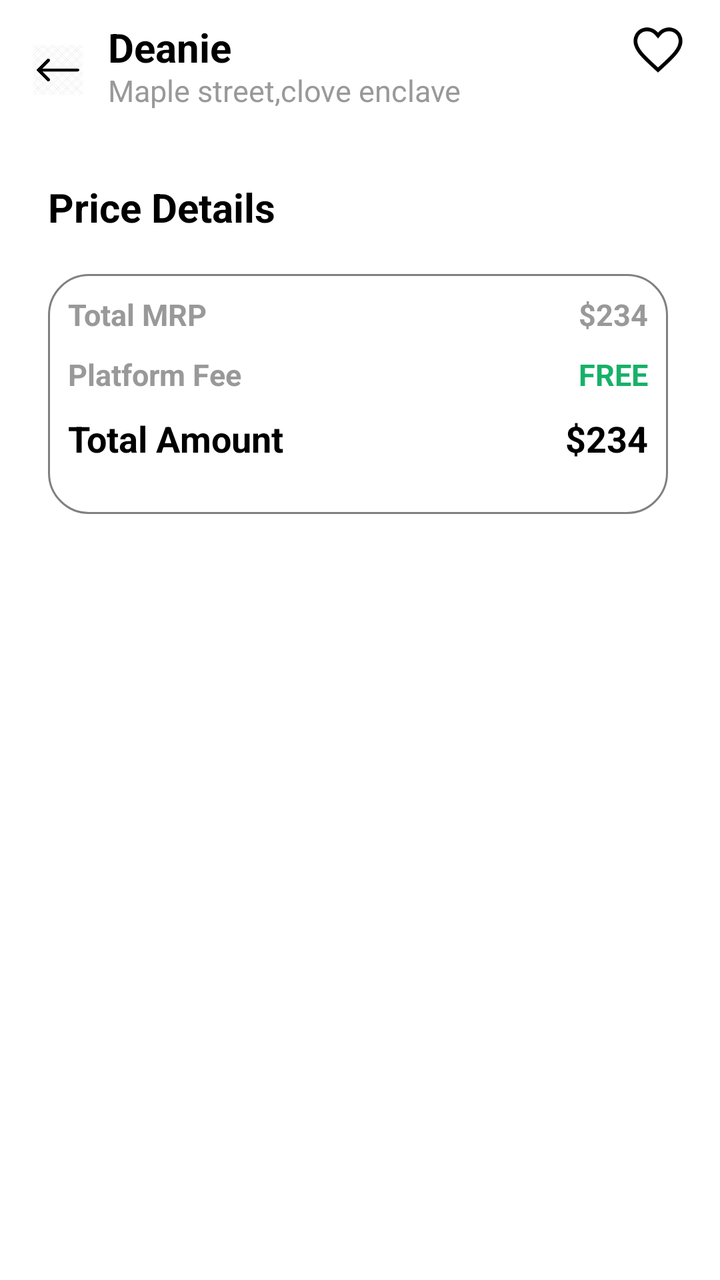
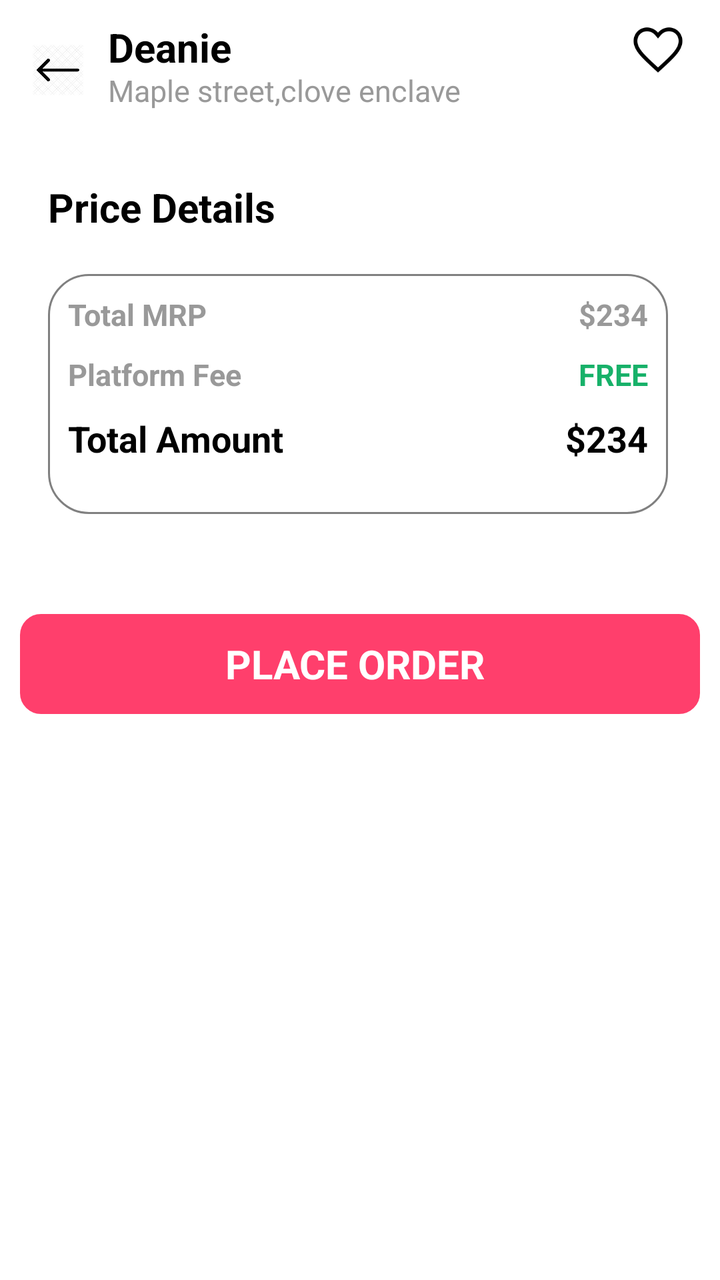

Screens rendered from an Android XML layout before and after an edit, with the pre-edit source and the edit as a unified diff.
<!-- AndroidManifest.xml: application theme Theme.Basics -->
<!-- res/layout/activity_cart.xml -->
<?xml version="1.0" encoding="utf-8"?>
<ScrollView xmlns:android="http://schemas.android.com/apk/res/android"
    xmlns:app="http://schemas.android.com/apk/res-auto"
    xmlns:tools="http://schemas.android.com/tools"
    android:id="@+id/scroll"
    android:layout_width="match_parent"
    android:layout_height="wrap_content"
    android:layout_marginBottom="10dp"
    android:background="#FFFFFF"
    android:fitsSystemWindows="true">

    <androidx.constraintlayout.widget.ConstraintLayout xmlns:android="http://schemas.android.com/apk/res/android"
        xmlns:app="http://schemas.android.com/apk/res-auto"
        android:layout_width="match_parent"
        android:layout_height="match_parent"
        android:background="#FFFFFF"
        android:fitsSystemWindows="true"
        android:padding="10dp">

        <ImageView
            android:id="@+id/backArrow"
            android:layout_width="30dp"
            android:layout_height="50dp"
            android:layout_marginStart="4dp"
            android:layout_weight="1"
            android:padding="2dp"
            android:src="@drawable/leftarrow"
            app:layout_constraintEnd_toStartOf="@id/addressHeadName"
            app:layout_constraintStart_toStartOf="parent"
            app:layout_constraintTop_toTopOf="parent" />

        <TextView
            android:id="@+id/addressHeadName"
            android:layout_width="wrap_content"
            android:layout_height="25dp"
            android:layout_marginStart="10dp"
            android:gravity="center"
            android:text="Deanie"
            android:textColor="@color/black"
            android:textSize="20sp"
            android:textStyle="bold"
            app:layout_constraintStart_toEndOf="@id/backArrow"
            app:layout_constraintTop_toTopOf="parent" />

        <TextView
            android:id="@+id/address"
            android:layout_width="wrap_content"
            android:layout_height="25dp"
            android:layout_marginStart="10dp"
            android:text="Maple street,clove enclave"
            android:textColor="#999999"
            android:textSize="15sp"
            app:layout_constraintStart_toEndOf="@id/backArrow"
            app:layout_constraintTop_toBottomOf="@id/addressHeadName" />

        <ImageView
            android:id="@+id/wishlistIcon"
            android:layout_width="30dp"
            android:layout_height="30dp"
            android:layout_marginStart="15dp"
            android:layout_marginEnd="6dp"
            android:scaleType="centerCrop"
            android:src="@drawable/heart"
            app:layout_constraintEnd_toEndOf="parent"
            app:layout_constraintTop_toTopOf="parent"
            app:tint="@color/black" />

        <androidx.recyclerview.widget.RecyclerView
            android:id="@+id/recyclerView"
            android:layout_width="0dp"
            android:layout_height="wrap_content"
            android:layout_marginTop="10dp"
            android:layout_marginBottom="10dp"
            app:layout_constraintEnd_toEndOf="parent"
            app:layout_constraintStart_toStartOf="@id/backArrow"
            app:layout_constraintTop_toBottomOf="@id/backArrow" />

        <TextView
            android:id="@+id/priceDetails"
            android:layout_width="wrap_content"
            android:layout_height="wrap_content"
            android:layout_marginStart="10dp"
            android:layout_marginTop="20dp"
            android:text="Price Details"
            android:textColor="@color/black"
            android:textSize="20dp"
            android:textStyle="bold"
            app:layout_constraintStart_toStartOf="@id/backArrow"
            app:layout_constraintTop_toBottomOf="@id/recyclerView" />

        <View
            android:id="@+id/priceDetailView"
            android:layout_width="0dp"
            android:layout_height="120dp"
            android:layout_marginStart="10dp"
            android:layout_marginTop="20dp"
            android:layout_marginEnd="10dp"
            android:background="@drawable/border"
            app:layout_constraintEnd_toEndOf="@id/wishlistIcon"
            app:layout_constraintStart_toStartOf="@id/backArrow"
            app:layout_constraintTop_toBottomOf="@id/priceDetails" />

        <TextView
            android:id="@+id/mrp"
            android:layout_width="wrap_content"
            android:layout_height="20dp"
            android:layout_marginStart="10dp"
            android:layout_marginTop="10dp"
            android:text="Total MRP"
            android:textColor="#999999"
            android:textSize="15sp"
            android:textStyle="bold"
            app:layout_constraintStart_toStartOf="@id/priceDetailView"
            app:layout_constraintTop_toTopOf="@id/priceDetailView" />

        <TextView
            android:id="@+id/platformFee"
            android:layout_width="wrap_content"
            android:layout_height="20dp"
            android:layout_marginStart="10dp"
            android:layout_marginTop="10dp"
            android:text="Platform Fee"
            android:textColor="#999999"
            android:textSize="15sp"
            android:textStyle="bold"
            app:layout_constraintStart_toStartOf="@id/priceDetailView"
            app:layout_constraintTop_toBottomOf="@id/mrp" />

        <TextView
            android:id="@+id/totalAmount"
            android:layout_width="wrap_content"
            android:layout_height="wrap_content"
            android:layout_marginStart="10dp"
            android:layout_marginTop="10dp"
            android:text="Total Amount"
            android:textColor="@color/black"
            android:textSize="18sp"
            android:textStyle="bold"
            app:layout_constraintStart_toStartOf="@id/priceDetailView"
            app:layout_constraintTop_toBottomOf="@id/platformFee" />


        <TextView
            android:id="@+id/mrpValue"
            android:layout_width="wrap_content"
            android:layout_height="20dp"
            android:layout_marginTop="10dp"
            android:layout_marginEnd="10dp"
            android:text="$234"
            android:textColor="#999999"
            android:textSize="15sp"
            android:textStyle="bold"
            app:layout_constraintEnd_toEndOf="@id/priceDetailView"
            app:layout_constraintTop_toTopOf="@id/priceDetailView" />

        <TextView
            android:id="@+id/platformFeeValue"
            android:layout_width="wrap_content"
            android:layout_height="20dp"
            android:layout_marginTop="10dp"
            android:layout_marginEnd="10dp"
            android:text="FREE"
            android:textColor="#17B169"
            android:textSize="15sp"
            android:textStyle="bold"
            app:layout_constraintEnd_toEndOf="@id/priceDetailView"
            app:layout_constraintTop_toBottomOf="@id/mrp" />

        <TextView
            android:id="@+id/totalAmountValue"
            android:layout_width="wrap_content"
            android:layout_height="wrap_content"
            android:layout_marginTop="10dp"
            android:layout_marginEnd="10dp"
            android:text="$234"
            android:textColor="@color/black"
            android:textSize="18sp"
            android:textStyle="bold"
            app:layout_constraintEnd_toEndOf="@id/priceDetailView"
            app:layout_constraintTop_toBottomOf="@id/platformFee" />

        <include
            android:id="@+id/emptyCartLayout"
            layout="@layout/cart_empty"
            android:visibility="gone"
            app:layout_constraintBottom_toBottomOf="parent"
            app:layout_constraintEnd_toEndOf="parent"
            app:layout_constraintStart_toStartOf="parent"
            app:layout_constraintTop_toTopOf="parent" />

    </androidx.constraintlayout.widget.ConstraintLayout>

</ScrollView>
<!-- res/layout/cart_empty.xml (included above) -->
<?xml version="1.0" encoding="utf-8"?>
<androidx.constraintlayout.widget.ConstraintLayout xmlns:android="http://schemas.android.com/apk/res/android"
    android:layout_width="match_parent"
    android:layout_height="match_parent"
    xmlns:app="http://schemas.android.com/apk/res-auto">

    <ImageView
        android:id="@+id/emptyCartImg"
        android:layout_width="match_parent"
        android:layout_height="150dp"
        android:src="@drawable/remove"
        android:scaleType="fitCenter"
        android:layout_marginTop="200dp"
        app:layout_constraintTop_toTopOf="parent"
        app:layout_constraintStart_toStartOf="parent"
        app:layout_constraintEnd_toEndOf="parent"/>

    <TextView
        android:id="@+id/textOne"
        android:layout_width="wrap_content"
        android:layout_height="50dp"
        android:text="Hey, it feels so light!"
        android:textColor="@color/black"
        android:textSize="20sp"
        android:textStyle="bold"
        android:gravity="center"
        app:layout_constraintStart_toStartOf="parent"
        app:layout_constraintEnd_toEndOf="parent"
        app:layout_constraintTop_toBottomOf="@id/emptyCartImg"
        app:layout_constraintBottom_toTopOf="@id/textTwo"/>

    <TextView
        android:id="@+id/textTwo"
        android:layout_width="wrap_content"
        android:layout_height="wrap_content"
        android:text="There is nothing in your bag. Let's add some items"
        android:textColor="#999999"
        android:textSize="15sp"
        android:textStyle="bold"
        app:layout_constraintStart_toStartOf="parent"
        app:layout_constraintEnd_toEndOf="parent"
        android:gravity="center"
        app:layout_constraintTop_toBottomOf="@id/textOne"/>

</androidx.constraintlayout.widget.ConstraintLayout>
<!-- resources referenced by this layout -->
<resources>
  <color name="black">#FF000000</color>
  <!-- drawable border (drawable) -->
  <?xml version="1.0" encoding="utf-8"?>
      <shape xmlns:android="http://schemas.android.com/apk/res/android"
          android:shape="rectangle">
  
          
          <solid android:color="@android:color/transparent"/>
  
          
          <stroke
              android:width="1dp"
              android:color="#808080"/>
  
          
          <corners android:radius="20dp"/>
  
      </shape>
  <!-- drawable heart: png bitmap (drawable, 3269 bytes) -->
  <!-- drawable leftarrow: png bitmap (drawable, 59986 bytes) -->
  <!-- drawable remove: png bitmap (drawable, 5249 bytes) -->
  <style name="Theme.Basics" parent="Base.Theme.Basics" />
  <style name="Base.Theme.Basics" parent="Theme.Material3.DayNight.NoActionBar">
          
      </style>
</resources>

<!-- the commit's change to res/layout/activity_cart.xml (unified diff, before → after) -->
@@ -4,7 +4,7 @@
     xmlns:tools="http://schemas.android.com/tools"
     android:id="@+id/scroll"
     android:layout_width="match_parent"
-    android:layout_height="wrap_content"
+    android:layout_height="match_parent"
     android:layout_marginBottom="10dp"
     android:background="#FFFFFF"
     android:fitsSystemWindows="true">
@@ -187,6 +187,26 @@
             app:layout_constraintEnd_toEndOf="parent"
             app:layout_constraintStart_toStartOf="parent"
             app:layout_constraintTop_toTopOf="parent" />
+
+        <TextView
+            android:id="@+id/placeOrder"
+            android:layout_width="0dp"
+            android:layout_height="50dp"
+            android:text="PLACE ORDER "
+            android:textSize="20dp"
+            android:textStyle="bold"
+            android:background="@drawable/pink_bg"
+            android:backgroundTint="#FF3F6C"
+            android:textColor="#FFFFFF"
+            android:padding="10dp"
+            android:gravity="center"
+            android:layout_marginTop="50dp"
+            app:layout_constraintTop_toBottomOf="@id/priceDetailView"
+            app:layout_constraintBottom_toBottomOf="parent"
+            app:layout_constraintStart_toStartOf="parent"
+            app:layout_constraintEnd_toEndOf="parent"/>
+
+
 
     </androidx.constraintlayout.widget.ConstraintLayout>
 
<!-- resource entries referenced after the edit -->
@@ -20,6 +20,15 @@
       </shape>
   <!-- drawable heart: png bitmap (drawable, 3269 bytes) -->
   <!-- drawable leftarrow: png bitmap (drawable, 59986 bytes) -->
+  <!-- drawable pink_bg (drawable) -->
+  <?xml version="1.0" encoding="utf-8"?>
+  <shape xmlns:android="http://schemas.android.com/apk/res/android">
+      <solid android:color="#FD4179"/>
+      <stroke
+          android:width="1dp"
+          android:color="#FD4179"/>
+      <corners android:radius="10dp"/>
+  </shape>
   <!-- drawable remove: png bitmap (drawable, 5249 bytes) -->
   <style name="Theme.Basics" parent="Base.Theme.Basics" />
   <style name="Base.Theme.Basics" parent="Theme.Material3.DayNight.NoActionBar">
